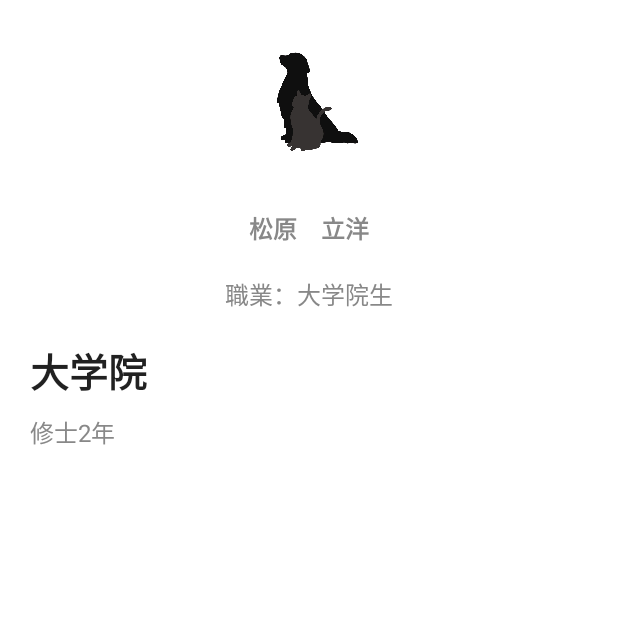
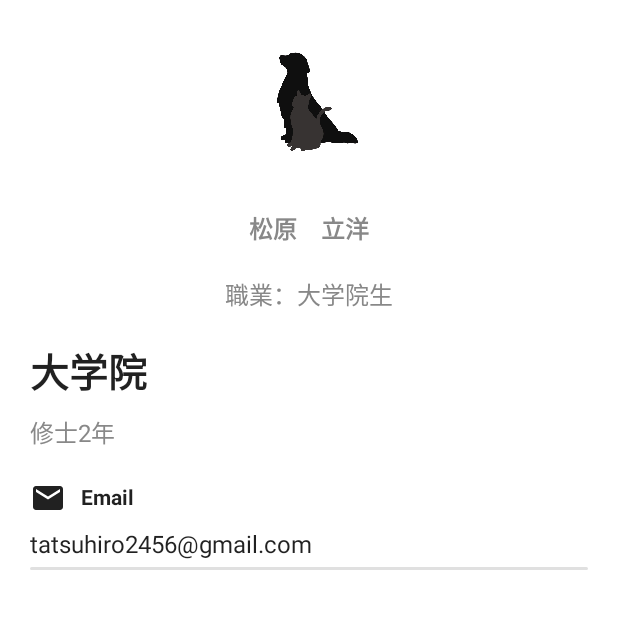
Before and after one commit to tatsuhiro2456/IndentifyKotlin, an Android app built with Jetpack Compose: the screen it shows after launch (MainActivity), on a phone screen of 412 x 824 dp, the top half of it. Run offline under Robolectric (Android 15) with nearby library versions, the phone set to English and light mode, and no system bars.

Commit message:
emailの追加

```diff
--- a/app/src/main/java/com/example/jetprofile/MainActivity.kt
+++ b/app/src/main/java/com/example/jetprofile/MainActivity.kt
@@ -6,9 +6,9 @@ import androidx.activity.compose.setContent
 import androidx.compose.foundation.Image
 import androidx.compose.foundation.layout.*
 import androidx.compose.foundation.shape.RoundedCornerShape
-import androidx.compose.material.MaterialTheme
-import androidx.compose.material.Surface
-import androidx.compose.material.Text
+import androidx.compose.material.*
+import androidx.compose.material.icons.Icons
+import androidx.compose.material.icons.filled.Email
 import androidx.compose.runtime.Composable
 import androidx.compose.ui.Alignment
 import androidx.compose.ui.Modifier
@@ -92,6 +92,41 @@ class MainActivity : ComponentActivity() {
                                 fontSize = 16.sp,
                                 )
 
+                            Spacer(modifier = Modifier.height(20.dp))
+
+                            Row(verticalAlignment = Alignment.CenterVertically) {
+                                //アイコン追加(もともと備わっているアイコンを使用)
+                                Icon(imageVector = Icons.Default.Email,
+                                    contentDescription = "email",
+                                )
+
+                                //横にスペースが欲しいためwidhを指定
+                                Spacer(modifier = Modifier.width(10.dp))
+
+                                Text(
+                                    text = "Email",
+                                    fontSize = 14.sp,
+                                    fontWeight = FontWeight.Bold,
+                                )
+                            }
+
+                            Spacer(modifier = Modifier.height(10.dp))
+
+                            Text(
+                                text = "tatsuhiro2456@gmail.com",
+                                fontSize = 16.sp,
+                                )
+
+                            Spacer(modifier = Modifier.height(5.dp))
+
+                            //線の描画
+                            Divider(
+                                //線の角を完全に丸くする
+                                modifier = Modifier.clip(RoundedCornerShape(1000.dp)),
+                                //線の太さ指定
+                                thickness = 2.dp
+                            )
+
                             }
 
                     }
```
